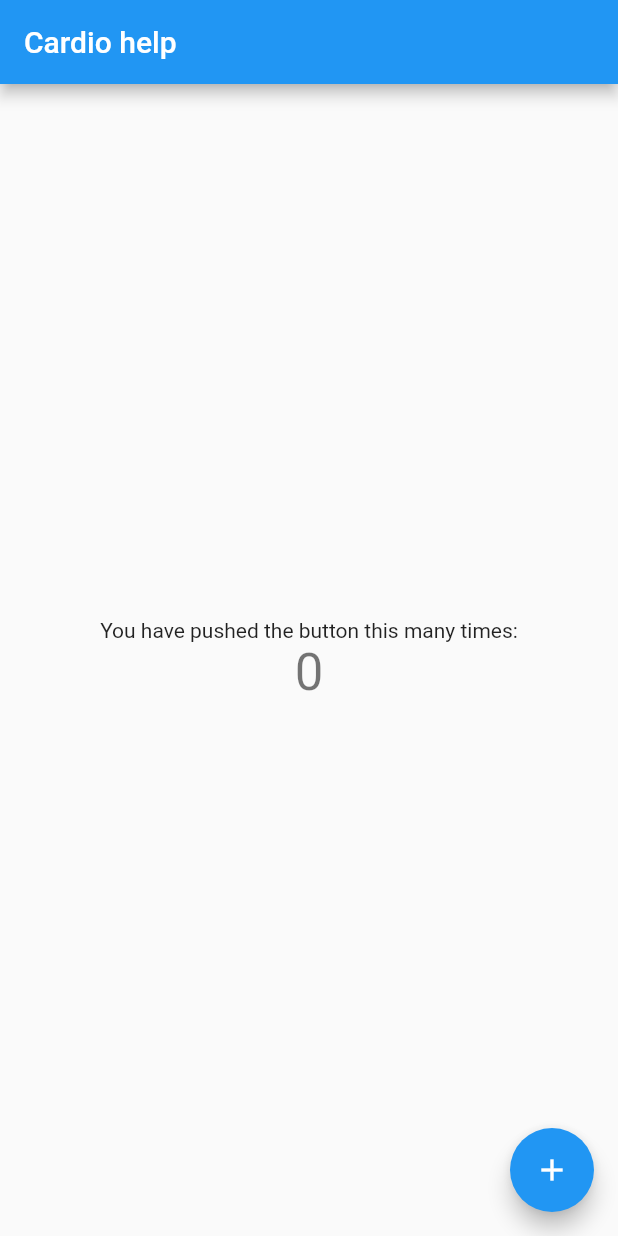
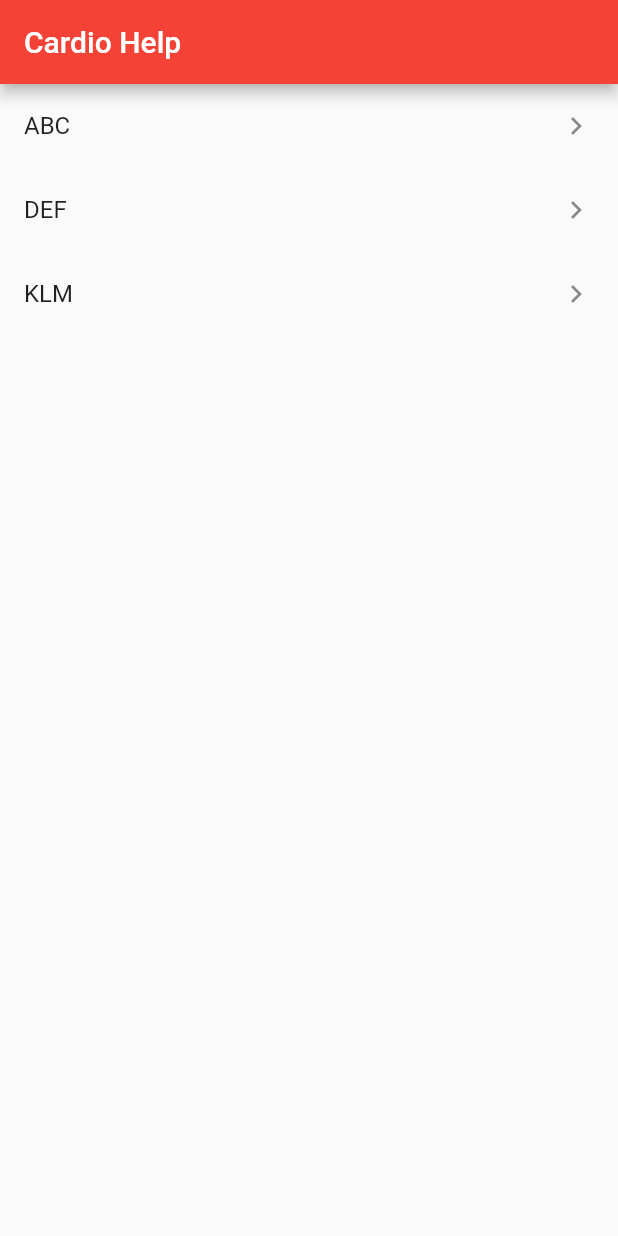
Before and after one commit to karinaplemos/cardio_help, a Flutter app: the screen it shows after launch, on a phone screen of 412 x 824 dp. Run offline on Flutter 3.47's test engine with Material 2 defaults, Android fonts, the phone set to English and light mode, and no system bars.

Commit message:
Gerador de Lista

```diff
--- a/cardio_help/lib/main.dart
+++ b/cardio_help/lib/main.dart
@@ -1,111 +1,8 @@
 import 'package:flutter/material.dart';
+import 'package:cardio_help/pages/HomePage/HomePage.dart';
 
-void main() => runApp(MyApp());
-
-class MyApp extends StatelessWidget {
-  // This widget is the root of your application.
-  @override
-  Widget build(BuildContext context) {
-    return MaterialApp(
-      title: 'Flutter Demo',
-      theme: ThemeData(
-        // This is the theme of your application.
-        //
-        // Try running your application with "flutter run". You'll see the
-        // application has a blue toolbar. Then, without quitting the app, try
-        // changing the primarySwatch below to Colors.green and then invoke
-        // "hot reload" (press "r" in the console where you ran "flutter run",
-        // or simply save your changes to "hot reload" in a Flutter IDE).
-        // Notice that the counter didn't reset back to zero; the application
-        // is not restarted.
-        primarySwatch: Colors.blue,
-      ),
-      home: MyHomePage(title: 'Cardio help'),
-    );
-  }
+void main(){
+  runApp(MaterialApp(
+    home: HomePage(),
+  ));
 }
-
-class MyHomePage extends StatefulWidget {
-  MyHomePage({Key key, this.title}) : super(key: key);
-
-  // This widget is the home page of your application. It is stateful, meaning
-  // that it has a State object (defined below) that contains fields that affect
-  // how it looks.
-
-  // This class is the configuration for the state. It holds the values (in this
-  // case the title) provided by the parent (in this case the App widget) and
-  // used by the build method of the State. Fields in a Widget subclass are
-  // always marked "final".
-
-  final String title;
-
-  @override
-  _MyHomePageState createState() => _MyHomePageState();
-}
-
-class _MyHomePageState extends State<MyHomePage> {
-  int _counter = 0;
-
-  void _incrementCounter() {
-    setState(() {
-      // This call to setState tells the Flutter framework that something has
-      // changed in this State, which causes it to rerun the build method below
-      // so that the display can reflect the updated values. If we changed
-      // _counter without calling setState(), then the build method would not be
-      // called again, and so nothing would appear to happen.
-      _counter++;
-    });
-  }
-
-  @override
-  Widget build(BuildContext context) {
-    // This method is rerun every time setState is called, for instance as done
-    // by the _incrementCounter method above.
-    //
-    // The Flutter framework has been optimized to make rerunning build methods
-    // fast, so that you can just rebuild anything that needs updating rather
-    // than having to individually change instances of widgets.
-    return Scaffold(
-      appBar: AppBar(
-        // Here we take the value from the MyHomePage object that was created by
-        // the App.build method, and use it to set our appbar title.
-        title: Text(widget.title),
-      ),
-      body: Center(
-        // Center is a layout widget. It takes a single child and positions it
-        // in the middle of the parent.
-        child: Column(
-          // Column is also a layout widget. It takes a list of children and
-          // arranges them vertically. By default, it sizes itself to fit its
-          // children horizontally, and tries to be as tall as its parent.
-          //
-          // Invoke "debug painting" (press "p" in the console, choose the
-          // "Toggle Debug Paint" action from the Flutter Inspector in Android
-          // Studio, or the "Toggle Debug Paint" command in Visual Studio Code)
-          // to see the wireframe for each widget.
-          //
-          // Column has various properties to control how it sizes itself and
-          // how it positions its children. Here we use mainAxisAlignment to
-          // center the children vertically; the main axis here is the vertical
-          // axis because Columns are vertical (the cross axis would be
-          // horizontal).
-          mainAxisAlignment: MainAxisAlignment.center,
-          children: <Widget>[
-            Text(
-              'You have pushed the button this many times:',
-            ),
-            Text(
-              '$_counter',
-              style: Theme.of(context).textTheme.display1,
-            ),
-          ],
-        ),
-      ),
-      floatingActionButton: FloatingActionButton(
-        onPressed: _incrementCounter,
-        tooltip: 'Increment',
-        child: Icon(Icons.add),
-      ), // This trailing comma makes auto-formatting nicer for build methods.
-    );
-  }
-}
--- /dev/null
+++ b/cardio_help/lib/pages/HomePage/HomePage.dart
@@ -0,0 +1,30 @@
+import 'package:flutter/material.dart';
+
+class HomePage extends StatefulWidget {
+  @override
+  _HomePageState createState() => _HomePageState();
+}
+
+class _HomePageState extends State<HomePage> {
+  List medimentos = ["ABC", "DEF", "KLM"]; //Lista de medicamentos
+  @override
+  Widget build(BuildContext context) {
+    return Scaffold(
+      appBar: AppBar(
+        backgroundColor: Colors.red,
+        title: Text("Cardio Help"),
+      ),
+      body:
+          ListView.builder( //Gerador de itens da lista
+            itemBuilder: (context, index) => ListTile(
+              title: Text(medimentos[index]),
+              trailing: Icon(Icons.keyboard_arrow_right),
+              onTap: (){},
+
+            ),
+
+            itemCount: medimentos.length,
+          )
+    );
+  }
+}
```
Also changed, not shown: cardio_help/pubspec.lock, 2 other files.
